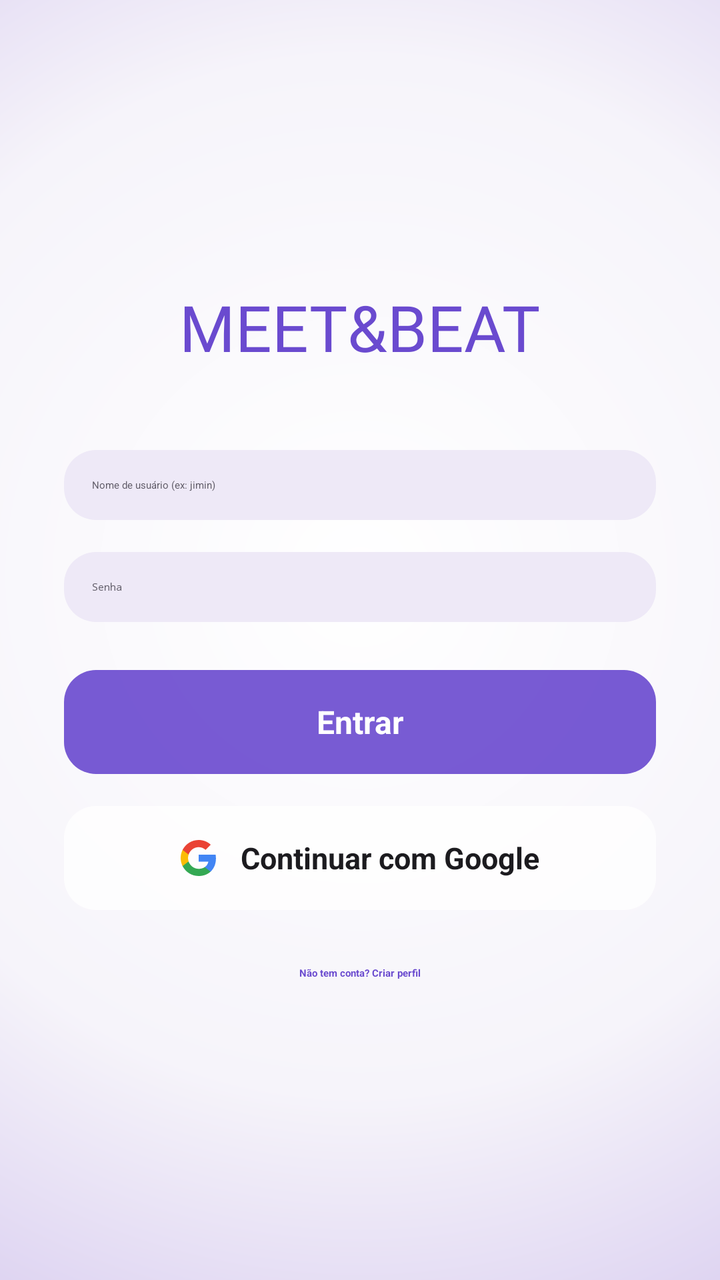
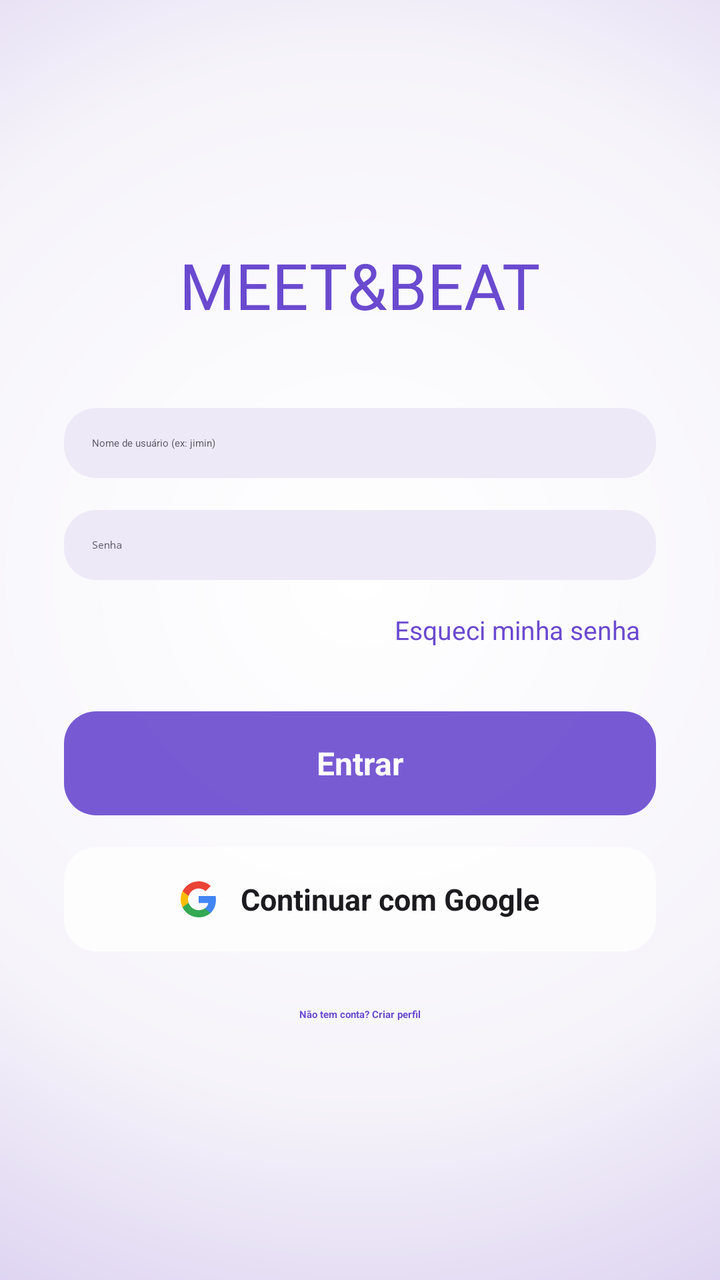

An Android layout rendered at two revisions. The XML below is the earlier revision; the diff shows what the commit changed to produce the second picture.
<!-- AndroidManifest.xml: activity theme Theme.MeetBeat.Splash -->
<!-- res/layout/activity_login.xml -->
<?xml version="1.0" encoding="utf-8"?>
<LinearLayout xmlns:android="http://schemas.android.com/apk/res/android"
    android:layout_width="match_parent"
    android:layout_height="match_parent"
    android:orientation="vertical"
    android:gravity="center"
    android:background="@drawable/bg_gradient_login"
    android:clipChildren="false"
    android:clipToPadding="false"
    android:padding="32dp">

    <TextView
        android:layout_width="wrap_content"
        android:layout_height="wrap_content"
        android:text="MEET&amp;BEAT"
        android:textColor="@color/purple_primary"
        android:textSize="32sp"
        android:fontFamily="@font/antonio_bold"
        android:layout_marginBottom="40dp" />

    <EditText
        android:id="@+id/editNomeLogin"
        android:layout_width="match_parent"
        android:layout_height="wrap_content"
        android:background="@drawable/bg_input_field"
        android:elevation="2dp"
        android:textColor="@color/text_dark"
        android:textColorHint="@color/text_gray"
        android:padding="14dp"
        android:hint="Nome de usuário (ex: jimin)" />

    <EditText
        android:id="@+id/editSenhaLogin"
        android:layout_width="match_parent"
        android:layout_height="wrap_content"
        android:background="@drawable/bg_input_field"
        android:elevation="2dp"
        android:textColor="@color/text_dark"
        android:textColorHint="@color/text_gray"
        android:padding="14dp"
        android:layout_marginTop="16dp"
        android:hint="Senha"
        android:inputType="textPassword" />

    <TextView
        android:id="@+id/btnEntrar"
        android:layout_width="match_parent"
        android:layout_height="52dp"
        android:layout_marginTop="24dp"
        android:background="@drawable/bg_button_accept"
        android:elevation="4dp"
        android:gravity="center"
        android:text="Entrar"
        android:textColor="@color/vidro_conteudo_claro"
        android:textStyle="bold"
        android:textSize="16sp"
        android:clickable="true"
        android:focusable="true" />

    <LinearLayout
        android:id="@+id/btnLoginGoogle"
        android:layout_width="match_parent"
        android:layout_height="52dp"
        android:layout_marginTop="16dp"
        android:background="@drawable/bg_button_google"
        android:elevation="4dp"
        android:orientation="horizontal"
        android:gravity="center"
        android:clickable="true"
        android:focusable="true">

        <ImageView
            android:layout_width="18dp"
            android:layout_height="18dp"
            android:src="@drawable/ic_google_logo" />

        <TextView
            android:layout_width="wrap_content"
            android:layout_height="wrap_content"
            android:layout_marginStart="12dp"
            android:text="Continuar com Google"
            android:textColor="@color/text_dark"
            android:textStyle="bold"
            android:textSize="15sp" />

    </LinearLayout>

    <TextView
        android:id="@+id/btnIrParaCadastro"
        android:layout_width="wrap_content"
        android:layout_height="wrap_content"
        android:layout_marginTop="20dp"
        android:text="Não tem conta? Criar perfil"
        android:textColor="@color/purple_primary"
        android:textStyle="bold"
        android:padding="8dp"
        android:clickable="true"
        android:focusable="true" />

</LinearLayout>
<!-- resources referenced by this layout -->
<resources>
  <color name="purple_primary">#6A4ACF</color>
  <color name="text_dark">#1C1B1F</color>
  <color name="text_gray">#5E5A66</color>
  <color name="vidro_conteudo_claro">#FFFFFFFF</color>
  <!-- drawable bg_button_accept (drawable) -->
  <?xml version="1.0" encoding="utf-8"?>
  <shape xmlns:android="http://schemas.android.com/apk/res/android"
      android:shape="rectangle">
      <solid android:color="@color/vidro_fundo_intenso" />
      <corners android:radius="16dp" />
  </shape>
  <!-- drawable bg_button_google (drawable) -->
  <?xml version="1.0" encoding="utf-8"?>
  <shape xmlns:android="http://schemas.android.com/apk/res/android"
      android:shape="rectangle">
      <solid android:color="@color/vidro_fundo" />
      <corners android:radius="16dp" />
  </shape>
  <!-- drawable bg_gradient_login (drawable) -->
  <?xml version="1.0" encoding="utf-8"?>
  <shape xmlns:android="http://schemas.android.com/apk/res/android"
      android:shape="rectangle">
      <gradient
          android:type="radial"
          android:gradientRadius="520dp"
          android:centerX="0.5"
          android:centerY="0.45"
          android:startColor="@color/gradiente_login_centro"
          android:centerColor="@color/gradiente_login_meio"
          android:endColor="@color/gradiente_login_borda" />
  </shape>
  <!-- drawable bg_input_field (drawable) -->
  <?xml version="1.0" encoding="utf-8"?>
  <shape xmlns:android="http://schemas.android.com/apk/res/android"
      android:shape="rectangle">
      <solid android:color="@color/card_background" />
      <corners android:radius="16dp" />
  </shape>
  <!-- drawable ic_google_logo (drawable) -->
  <?xml version="1.0" encoding="utf-8"?>
  <vector xmlns:android="http://schemas.android.com/apk/res/android"
      android:width="18dp"
      android:height="18dp"
      android:viewportWidth="18"
      android:viewportHeight="18">
      <path
          android:fillColor="#4285F4"
          android:pathData="M17.64,9.2045c0,-0.6382 -0.0573,-1.2518 -0.1646,-1.8409H9v3.4818h4.8436c-0.2086,1.125 -0.8427,2.0782 -1.7964,2.7159v2.2582h2.9082c1.7018,-1.5673 2.6836,-3.8741 2.6836,-6.615z" />
      <path
          android:fillColor="#34A853"
          android:pathData="M9,18c2.43,0 4.4673,-0.8059 5.9564,-2.1818l-2.9082,-2.2582c-0.8059,0.54 -1.8373,0.8591 -3.0482,0.8591 -2.3441,0 -4.3282,-1.5832 -5.0364,-3.7091H0.9573v2.3318C2.4382,15.9832 5.4818,18 9,18z" />
      <path
          android:fillColor="#FBBC05"
          android:pathData="M3.9636,10.71c-0.18,-0.54 -0.2809,-1.1168 -0.2809,-1.71s0.1009,-1.17 0.2809,-1.71V4.9582H0.9573C0.3477,6.1732 0,7.5477 0,9s0.3477,2.8268 0.9573,4.0418z" />
      <path
          android:fillColor="#EA4335"
          android:pathData="M9,3.5795c1.3214,0 2.5077,0.4541 3.4405,1.3459l2.5818,-2.5818C13.4632,0.8918 11.4259,0 9,0 5.4818,0 2.4382,2.0168 0.9573,4.9582L3.9636,7.29C4.6718,5.1641 6.6559,3.5795 9,3.5795z" />
  </vector>
  <style name="Theme.MeetBeat.Splash" parent="Theme.SplashScreen">
          <item name="windowSplashScreenBackground">@color/purple_light</item>
          <item name="windowSplashScreenAnimatedIcon">@drawable/ic_mic_logo</item>
          <item name="postSplashScreenTheme">@style/Theme.MeetBeat</item>
      </style>
  <color name="vidro_fundo_intenso">#E66A4ACF</color>
  <color name="vidro_fundo">#CCFFFFFF</color>
  <color name="gradiente_login_centro">#FFFFFF</color>
  <color name="gradiente_login_meio">#F6F4FA</color>
  <color name="gradiente_login_borda">#C9B8EA</color>
  <color name="card_background">#EEE9F7</color>
  <color name="purple_light">#F6F4FA</color>
  <!-- drawable ic_mic_logo: vector/xml drawable (drawable, 6022 chars, omitted) -->
  <style name="Theme.MeetBeat" parent="Base.Theme.MeetBeat" />
  <style name="Base.Theme.MeetBeat" parent="Theme.Material3.DayNight.NoActionBar">
          
          
      </style>
</resources>

<!-- the commit's change to res/layout/activity_login.xml (unified diff, before → after) -->
@@ -41,6 +41,19 @@
         android:layout_marginTop="16dp"
         android:hint="Senha"
         android:inputType="textPassword" />
+
+    <TextView
+        android:id="@+id/btnEsqueciSenha"
+        android:layout_width="wrap_content"
+        android:layout_height="wrap_content"
+        android:layout_gravity="end"
+        android:layout_marginTop="8dp"
+        android:text="Esqueci minha senha"
+        android:textColor="@color/purple_primary"
+        android:textSize="13sp"
+        android:padding="8dp"
+        android:clickable="true"
+        android:focusable="true" />
 
     <TextView
         android:id="@+id/btnEntrar"
